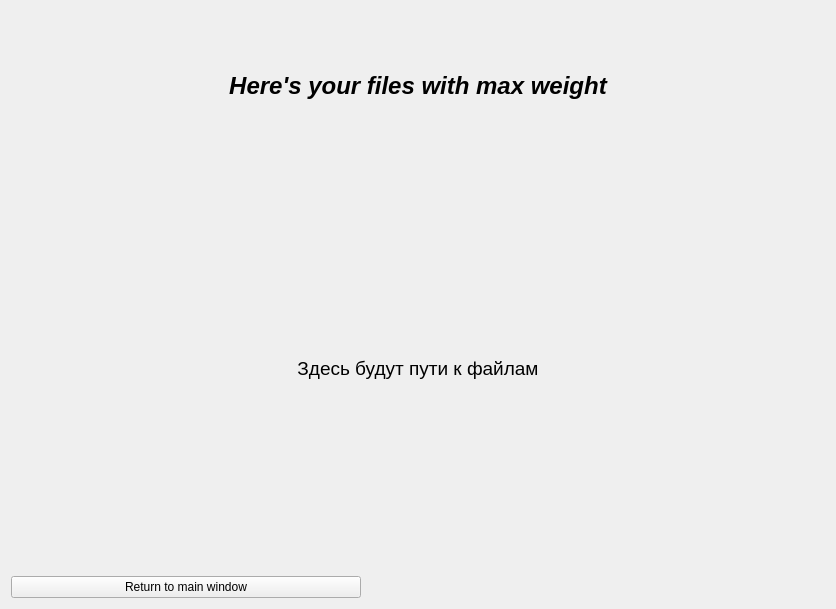
First picture: the form in form.ui, repository Dm1tryb1t/HW, before the edit.
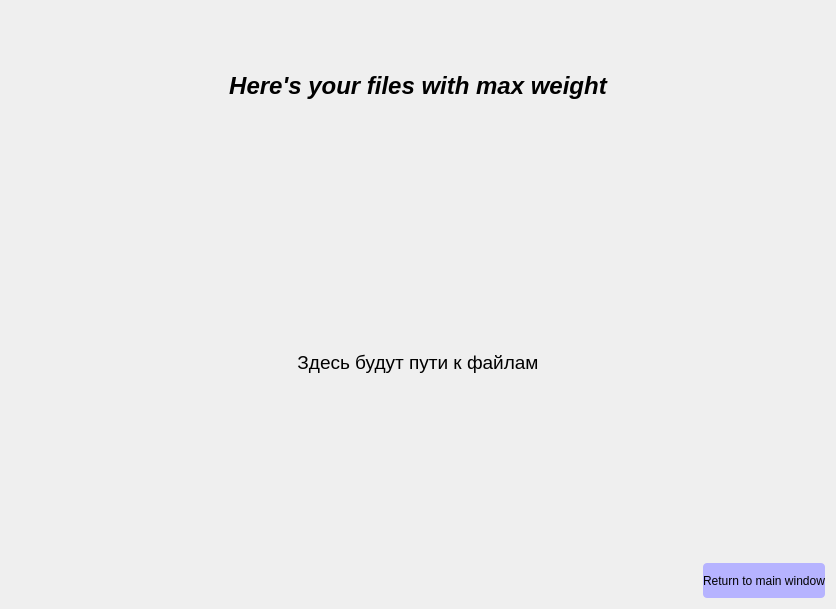
Second picture: the form after the edit.

What changed in the file:
```diff
--- a/form.ui
+++ b/form.ui
@@ -59,17 +59,28 @@
        </property>
       </widget>
      </item>
-     <item>
+     <item alignment="Qt::AlignRight">
       <widget class="QPushButton" name="pushButton">
        <property name="maximumSize">
         <size>
          <width>350</width>
-         <height>16777215</height>
+         <height>35</height>
         </size>
        </property>
        <property name="cursor">
         <cursorShape>PointingHandCursor</cursorShape>
        </property>
+       <property name="styleSheet">
+        <string notr="true">QPushButton {
+	color: black;
+	background-color: rgb(182, 179, 255);
+	border-radius: 4 
+}
+
+QPushButton::hover{
+	Background-color: rgb(115, 110, 255)
+}</string>
+       </property>
        <property name="text">
         <string>Return to main window</string>
        </property>
```
